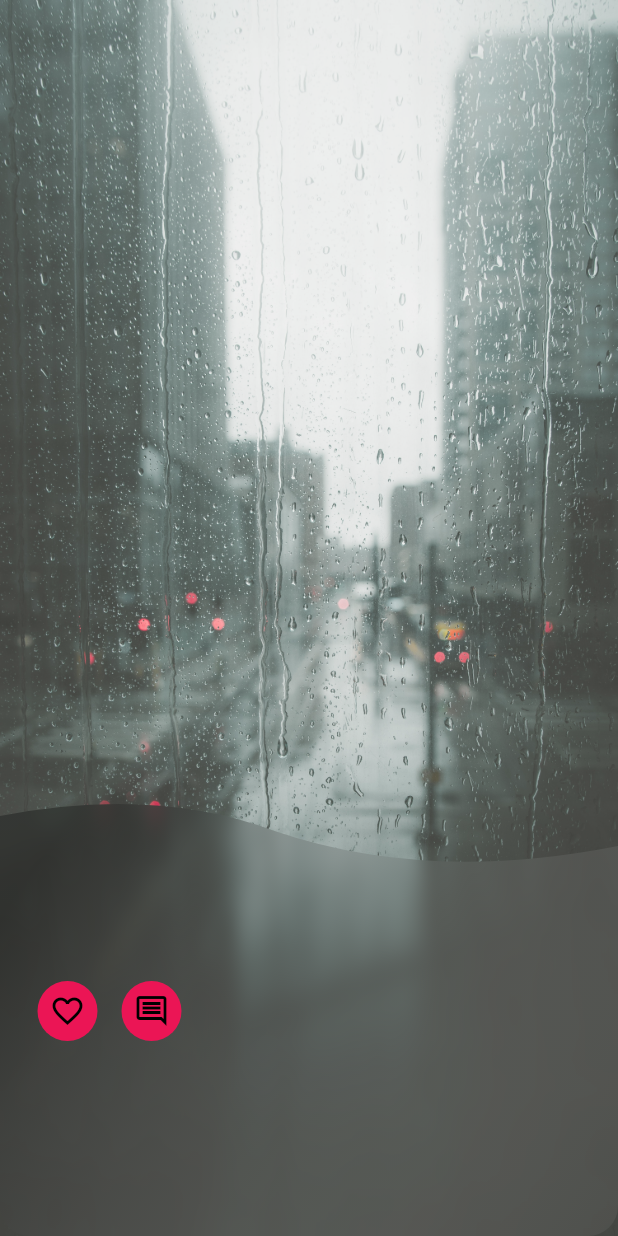
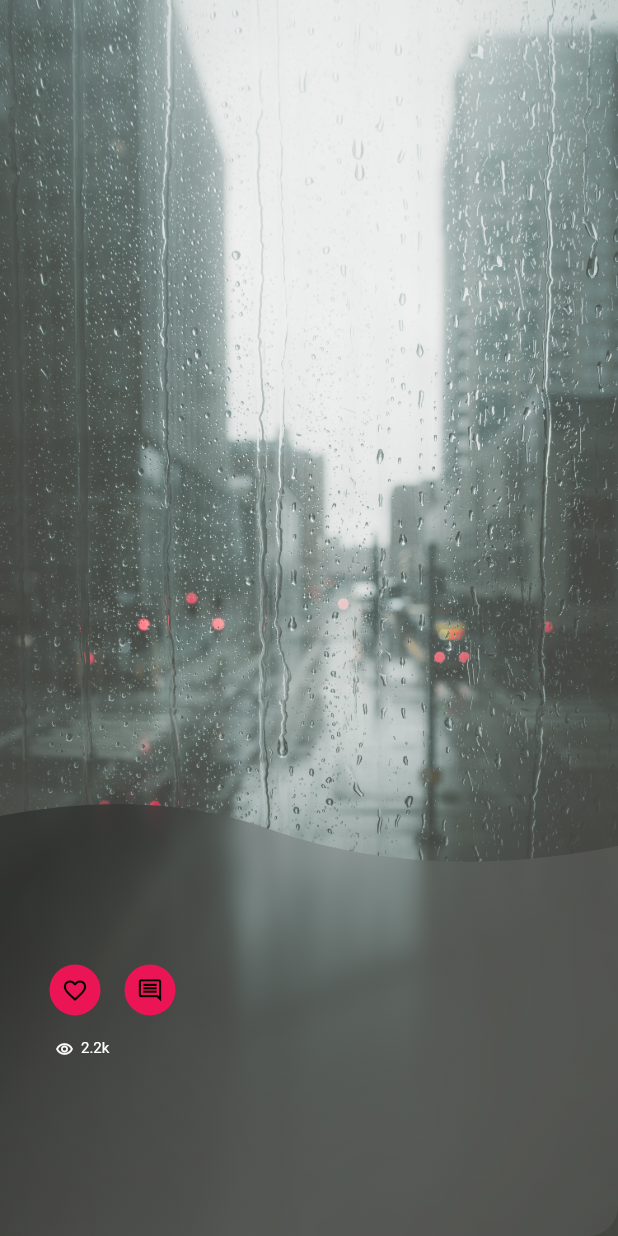
Before and after one commit to Saadaa7/task, a Flutter app: the screen it shows after launch, on a phone screen of 412 x 824 dp. Run offline on Flutter 3.47's test engine with Material 2 defaults, Android fonts, the phone set to English and light mode, and no system bars; drawn by our look-alikes of glassmorphism; our stand-ins replace flutter_custom_clippers.

Commit message:
icons added

```diff
--- a/lib/main.dart
+++ b/lib/main.dart
@@ -86,11 +86,13 @@ class _MyHomePageState extends State<MyHomePage> {
                         mainAxisAlignment: MainAxisAlignment.center,
                         children: [
 
-                         Row(
+                         Padding(
+                           padding: const EdgeInsets.only(left: 25, right: 8, top: 8, bottom:8),
+                           child: Row(
                              crossAxisAlignment: CrossAxisAlignment.center,
                              children: [
                                Padding(
-                               padding: const EdgeInsets.only(left: 25, right: 8, top: 8, bottom:8),
+                                 padding: const EdgeInsets.only(left: 8, right: 8, top: 8, bottom:8),
                                  child: Container(
                                    decoration: BoxDecoration(
                                      borderRadius: BorderRadius.circular(20),
@@ -101,6 +103,7 @@ class _MyHomePageState extends State<MyHomePage> {
                                      padding: const EdgeInsets.all(8.0),
                                      child: Icon(Icons.favorite_border_outlined,
                                      color: Colors.black,
+                                       size: 18,
                                      ),
                                    ),
                                  ),
@@ -118,11 +121,38 @@ class _MyHomePageState extends State<MyHomePage> {
                                      padding: const EdgeInsets.all(8.0),
                                      child: Icon(Icons.comment_outlined,
                                        color: Colors.black,
+                                       size:18,
                                      ),
                                    ),
                                  ),
                                ),
                              ],
+                           ),
+                         ),
+
+                          Padding(
+                            padding: const EdgeInsets.only(left: 25, right: 8, bottom:8),
+                            child: Row(
+                              children: [
+                                Padding(
+                                  padding: const EdgeInsets.only(left: 12, right: 8, bottom:8),
+                                  child: Row(
+                                    children: [
+                                      Icon(Icons.remove_red_eye_outlined,
+                                      color: Colors.white,
+                                      size: 12,),
+                                      SizedBox(width: 5,),
+                                      Text('2.2k',
+                                      style: TextStyle(
+                                        fontSize: 10,
+                                        color: Colors.white,
+                                      ),),
+
+                                    ],
+                                  ),
+                                )
+                              ],
+                            ),
                           )
                         ],
                       )
```
Lines whose indentation alone changed are shown as unchanged.
